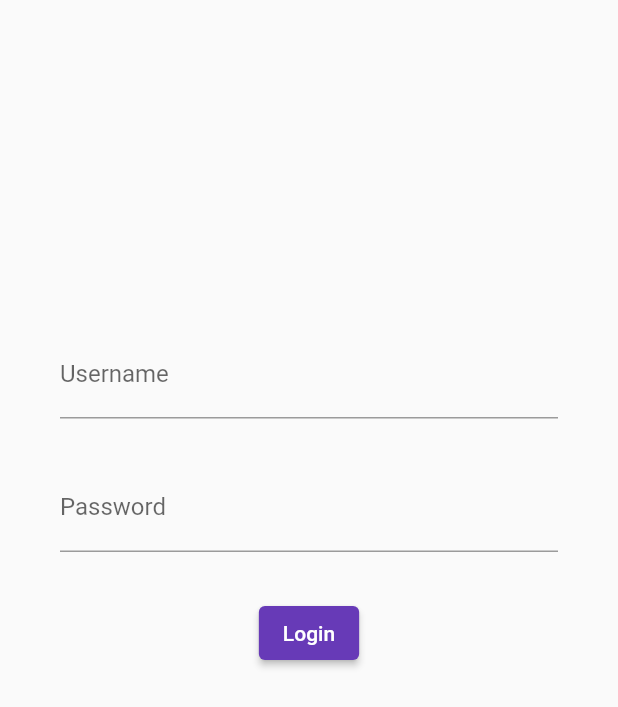
After one commit to MamtaBhatt885/practice, a Flutter app: the screen it shows after launch, on a phone screen of 412 x 824 dp. The commit adds this screen. Shown: the top 707 px of the screen. Run offline on Flutter 3.47's test engine with Material 2 defaults, Android fonts, the phone set to English and light mode, and no system bars; our stand-ins replace google_fonts.

Commit message:
Day4 completed

```diff
--- a/lib/main.dart
+++ b/lib/main.dart
@@ -1,4 +1,8 @@
 import 'package:flutter/material.dart';
+import 'package:flutter_application_1/screens/form_page.dart';
+
+import 'package:flutter_application_1/screens/login_page.dart';
+import 'package:google_fonts/google_fonts.dart';
 
 void main() {
   runApp(MyApp());
@@ -9,12 +13,14 @@ class MyApp extends StatelessWidget {
 
   @override
   Widget build(BuildContext context) {
-    return const MaterialApp(
-      home: Material(
-        child: Center(
-          child: Text("Welcome to 30 days flutter"),
+    return MaterialApp(
+        themeMode: ThemeMode.light,
+        theme: ThemeData(
+            primarySwatch: Colors.deepPurple,
+            primaryTextTheme: GoogleFonts.latoTextTheme()),
+        darkTheme: ThemeData(
+          brightness: Brightness.dark,
         ),
-      ),
-    );
+        routes: {"/": (context) => FormPage()});
   }
 }
--- /dev/null
+++ b/lib/screens/form_page.dart
@@ -0,0 +1,44 @@
+import 'package:flutter/material.dart';
+
+class FormPage extends StatelessWidget {
+  const FormPage({super.key});
+
+  @override
+  Widget build(BuildContext context) {
+    return Material(
+        child: Padding(
+      padding: const EdgeInsets.symmetric(vertical: 20, horizontal: 40),
+      child: Column(
+        children: [
+          SizedBox(
+            height: 200.0,
+          ),
+          TextFormField(
+            decoration: InputDecoration(
+              labelText: ("Username"),
+              hintText: ("Enter username"),
+            ),
+          ),
+          SizedBox(
+            height: 30.0,
+          ),
+          TextFormField(
+            obscureText: true,
+            decoration: InputDecoration(
+              labelText: ("Password"),
+              hintText: ("Enter your password"),
+            ),
+          ),
+          SizedBox(
+            height: 30.0,
+          ),
+          ElevatedButton(
+              onPressed: () {
+                print("Ok done");
+              },
+              child: Text("Login"))
+        ],
+      ),
+    ));
+  }
+}
```
Also changed, not shown: lib/screens/login_page.dart (+53 -11 lines), pubspec.yaml (+4 -3 lines), assets/images/login.png (added), pubspec.lock, 1 other file.
